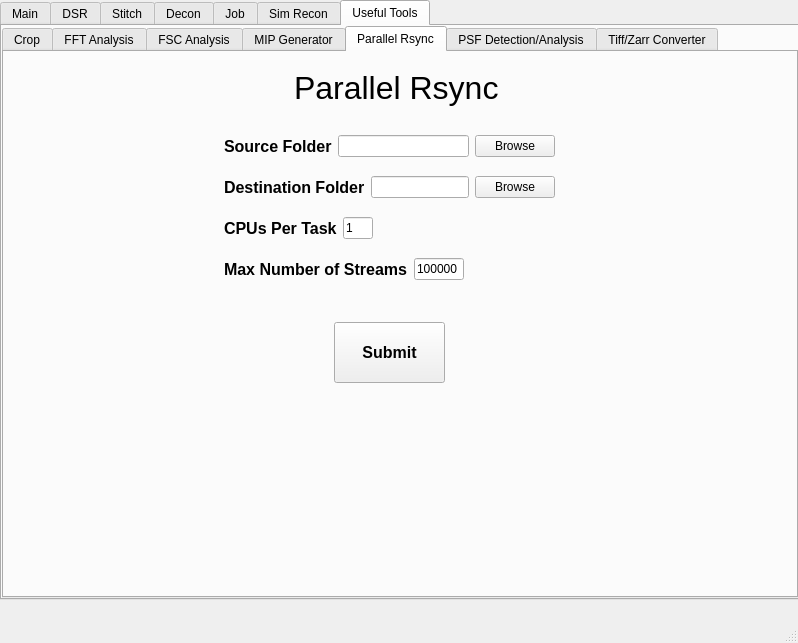
Before: the Qt Designer form mainwindow.ui in abcucberkeley/PetaKit5D-GUI, drawn with Qt 5.
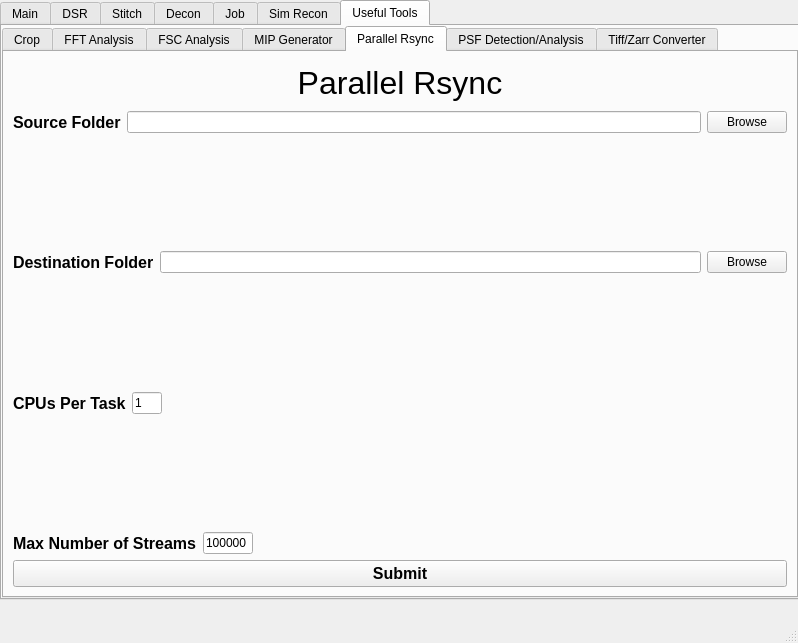
After: the same form once the commit is applied. The open tabs and pages were chosen to show the change.

Commit message: Made the Parallel Rsync useful tool tab resizable

Diff of the .ui file:
```diff
--- a/mainwindow.ui
+++ b/mainwindow.ui
@@ -8421,14 +8421,18 @@
          <attribute name="title">
           <string>Parallel Rsync</string>
          </attribute>
+         <layout class="QGridLayout" name="gridLayout_15" rowstretch="1,10,1">
+          <item row="0" column="0">
+           <layout class="QVBoxLayout" name="verticalLayout_35">
+            <item>
+             <layout class="QHBoxLayout" name="horizontalLayout_182">
+              <item>
          <widget class="QLabel" name="parallelRsyncLabel">
-          <property name="geometry">
-           <rect>
-            <x>290</x>
-            <y>10</y>
-            <width>231</width>
-            <height>51</height>
-           </rect>
+                <property name="sizePolicy">
+                 <sizepolicy hsizetype="Preferred" vsizetype="Preferred">
+                  <horstretch>0</horstretch>
+                  <verstretch>0</verstretch>
+                 </sizepolicy>
           </property>
           <property name="font">
            <font>
@@ -8440,17 +8444,17 @@
           <property name="text">
            <string>Parallel Rsync</string>
           </property>
-         </widget>
-         <widget class="QWidget" name="verticalLayoutWidget">
-          <property name="geometry">
-           <rect>
-            <x>220</x>
-            <y>70</y>
-            <width>331</width>
-            <height>171</height>
-           </rect>
-          </property>
-          <layout class="QVBoxLayout" name="verticalLayout">
+                <property name="alignment">
+                 <set>Qt::AlignCenter</set>
+                </property>
+               </widget>
+              </item>
+             </layout>
+            </item>
+           </layout>
+          </item>
+          <item row="1" column="0">
+           <layout class="QVBoxLayout" name="verticalLayout" stretch="1,1,1,1,1,1,1">
            <item>
             <layout class="QHBoxLayout" name="horizontalLayout_63">
              <item>
@@ -8482,6 +8486,19 @@
              </item>
             </layout>
            </item>
+            <item>
+             <spacer name="verticalSpacer_73">
+              <property name="orientation">
+               <enum>Qt::Vertical</enum>
+              </property>
+              <property name="sizeHint" stdset="0">
+               <size>
+                <width>20</width>
+                <height>40</height>
+               </size>
+              </property>
+             </spacer>
+            </item>
            <item>
             <layout class="QHBoxLayout" name="horizontalLayout_64">
              <item>
@@ -8513,6 +8530,19 @@
              </item>
             </layout>
            </item>
+            <item>
+             <spacer name="verticalSpacer_74">
+              <property name="orientation">
+               <enum>Qt::Vertical</enum>
+              </property>
+              <property name="sizeHint" stdset="0">
+               <size>
+                <width>20</width>
+                <height>40</height>
+               </size>
+              </property>
+             </spacer>
+            </item>
            <item>
             <layout class="QHBoxLayout" name="horizontalLayout_62">
              <item>
@@ -8562,6 +8592,19 @@
              </item>
             </layout>
            </item>
+            <item>
+             <spacer name="verticalSpacer_75">
+              <property name="orientation">
+               <enum>Qt::Vertical</enum>
+              </property>
+              <property name="sizeHint" stdset="0">
+               <size>
+                <width>20</width>
+                <height>40</height>
+               </size>
+              </property>
+             </spacer>
+            </item>
            <item>
             <layout class="QHBoxLayout" name="horizontalLayout_67">
              <item>
@@ -8612,16 +8655,13 @@
             </layout>
            </item>
           </layout>
-         </widget>
+          </item>
+          <item row="2" column="0">
+           <layout class="QVBoxLayout" name="verticalLayout_36">
+            <item>
+             <layout class="QHBoxLayout" name="horizontalLayout_183">
+              <item>
          <widget class="QPushButton" name="parallelRsyncSubmitButton">
-          <property name="geometry">
-           <rect>
-            <x>330</x>
-            <y>270</y>
-            <width>111</width>
-            <height>61</height>
-           </rect>
-          </property>
           <property name="font">
            <font>
             <pointsize>12</pointsize>
@@ -8632,6 +8672,12 @@
            <string>Submit</string>
           </property>
          </widget>
+              </item>
+             </layout>
+            </item>
+           </layout>
+          </item>
+         </layout>
         </widget>
         <widget class="QWidget" name="psfDetectionAnalysis">
          <attribute name="title">
```
Left out of the diff: 2 changed lines with no effect on the pictures. Lines whose indentation alone changed are shown as unchanged.
